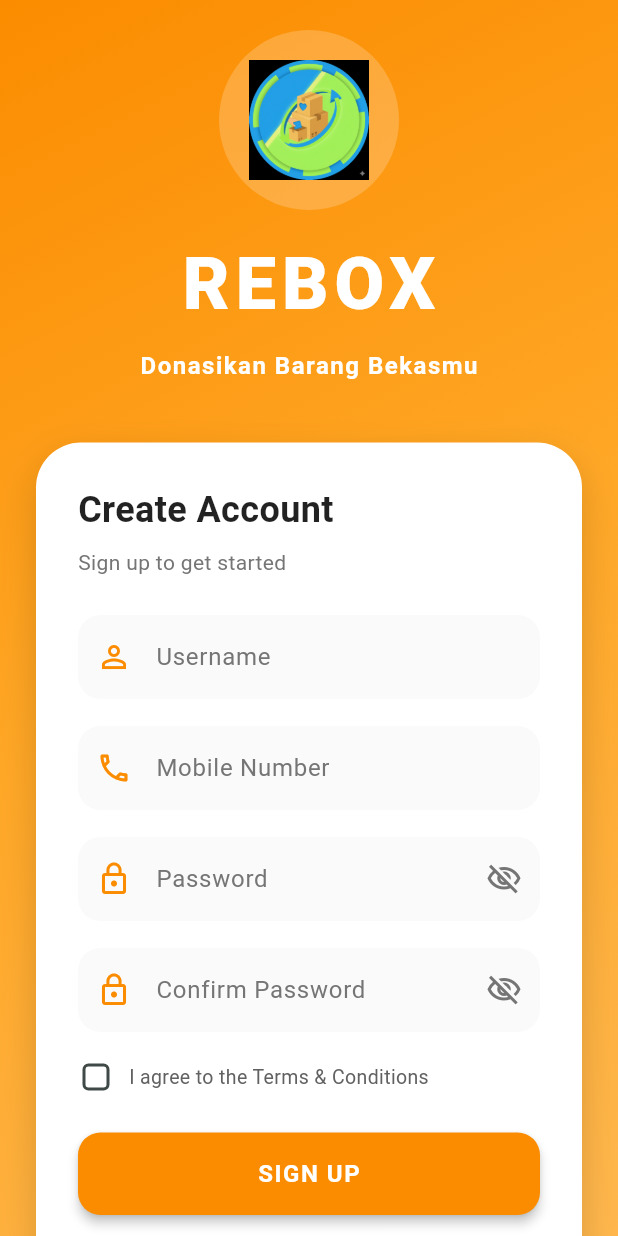
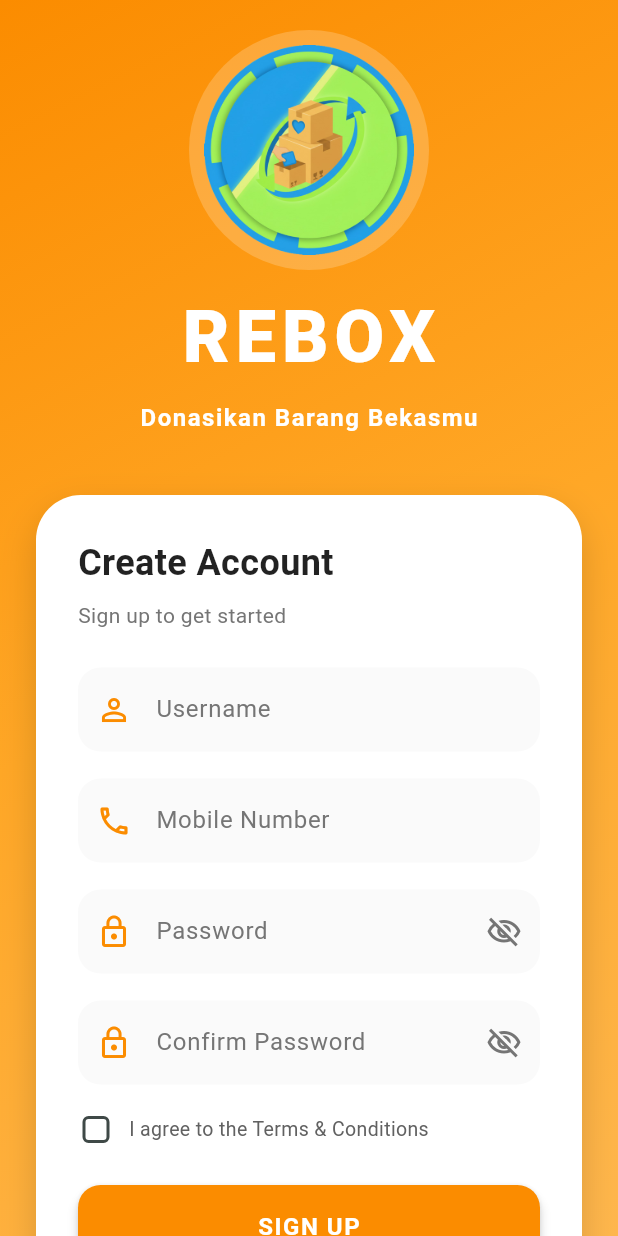
Before and after one commit to elisandksr/reboxcobacoba, a Flutter app: the screen it shows after launch, after a tap on "Sign Up", on a phone screen of 412 x 824 dp. Run offline on Flutter 3.47's test engine with Material 3 defaults, Android fonts, the phone set to English and light mode, and no system bars; Roboto replaces fonts that are missing (Impact, Poppins).

Commit message:
edit size logo

```diff
--- a/lib/login_screen.dart
+++ b/lib/login_screen.dart
@@ -124,17 +124,17 @@ class _LoginScreenState extends State<LoginScreen> with SingleTickerProviderStat
                   children: [
                     // Logo dan Judul
                     Container(
-                      padding: const EdgeInsets.all(20),
+                      padding: const EdgeInsets.all(10),
                       decoration: BoxDecoration(
                         shape: BoxShape.circle,
                         color: Colors.white.withOpacity(0.2),
                       ),
                       child: Image.asset(
                         'assets/logo_rebox1.png',
-                        height: 100,
+                        height: 140,
                       ),
                     ),
-                    const SizedBox(height: 20),
+                    const SizedBox(height: 10),
 
                     const Text(
                       "REBOX",
--- a/lib/signup_screen.dart
+++ b/lib/signup_screen.dart
@@ -216,17 +216,17 @@ class _SignupScreenState extends State<SignupScreen> with SingleTickerProviderSt
 
                     // Logo dan Judul
                     Container(
-                      padding: const EdgeInsets.all(20),
+                      padding: const EdgeInsets.all(10),
                       decoration: BoxDecoration(
                         shape: BoxShape.circle,
                         color: Colors.white.withOpacity(0.2),
                       ),
                       child: Image.asset(
-                        'assets/logo_rebox.png',
-                        height: 80,
+                        'assets/logo_rebox1.png',
+                        height: 140,
                       ),
                     ),
-                    const SizedBox(height: 15),
+                    const SizedBox(height: 10),
 
                     const Text(
                       "REBOX",
```
